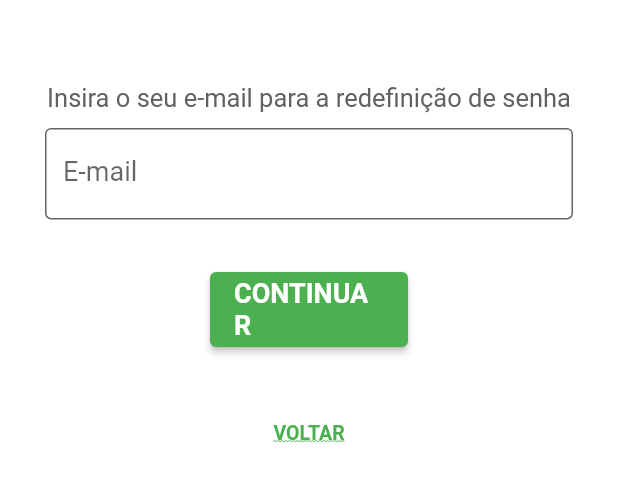
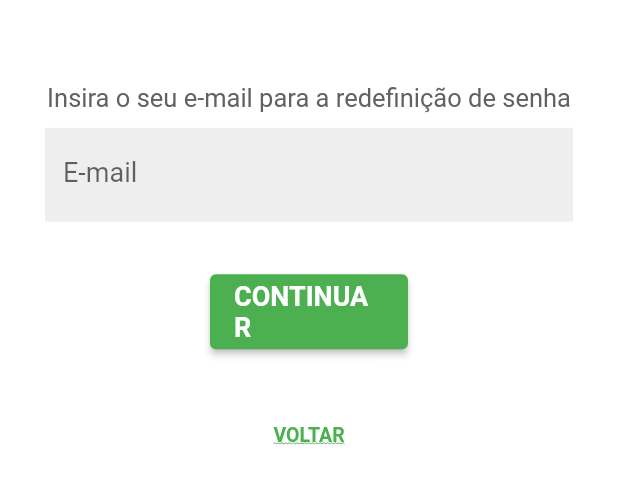
Before and after one commit to gabriel-dev-iesb/trabalho_pi3, a Flutter app: the ResetPasswordPage screen opened by its route, on a phone screen of 412 x 824 dp, the part 332-836 px from its top. Run offline on Flutter 3.47's test engine with Material 2 defaults, Android fonts, the phone set to English and light mode, and no system bars; our stand-ins replace flutter_modular, localization, smooth_page_indicator.

Commit message:
changes: changes at border in TextFormFild

```diff
--- a/app/lib/decoration/app_style.dart
+++ b/app/lib/decoration/app_style.dart
@@ -7,12 +7,12 @@ class AppStyle {
     return InputDecoration(
       labelText: labelText,
       filled: true,
-      fillColor: Colors.white,
+      fillColor: Colors.grey[200],
       hintText: hintText,
       hintStyle: TextStyle(color: Colors.grey[400], fontSize: 16),
-      border: const OutlineInputBorder(),
+      enabledBorder: InputBorder.none,
       focusedBorder: const OutlineInputBorder(
-        borderSide: BorderSide(color: Colors.grey),
+        borderSide: BorderSide(color: Color.fromARGB(255, 216, 216, 216)),
       ),
     );
   }
```
